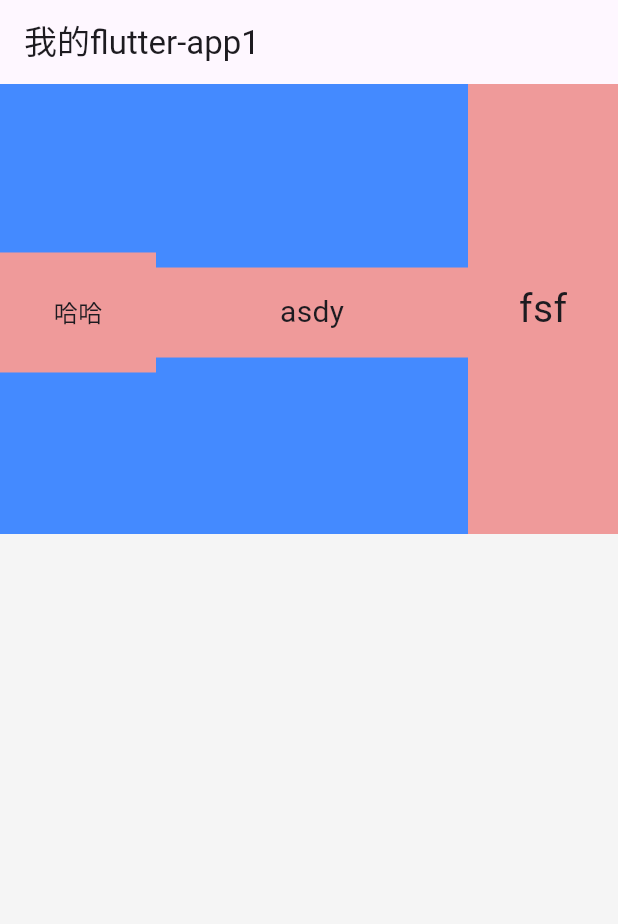
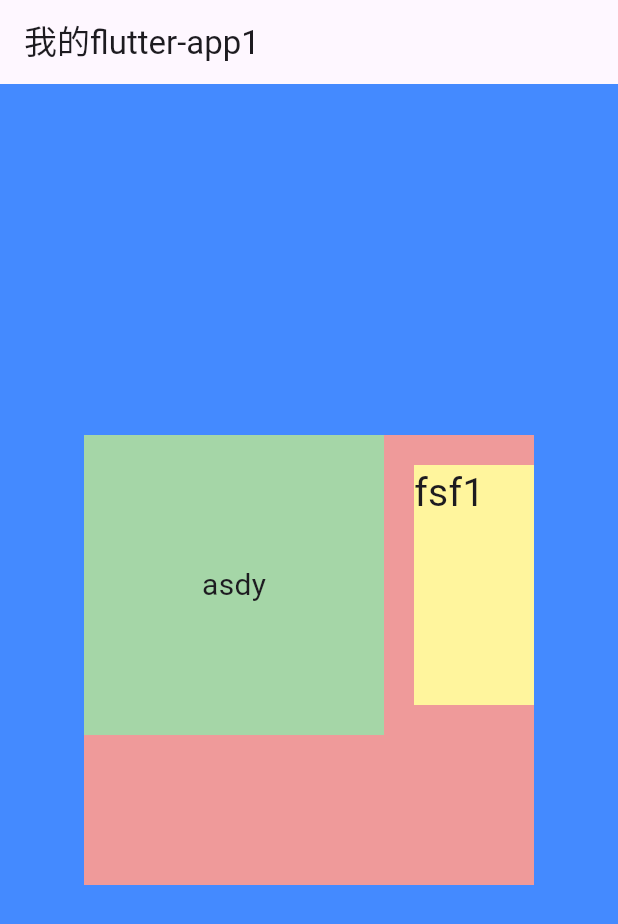
Before and after one commit to wxStart/flutter-dart-zhishi, a Flutter app: the screen it shows after launch, on a phone screen of 412 x 824 dp. Shown: the top 924 px of the screen. Run offline on Flutter 3.47's test engine with Material 3 defaults, Android fonts, the phone set to English and light mode, and no system bars.

Commit message:
fix：stack布局

```diff
--- a/lib/main.dart
+++ b/lib/main.dart
@@ -13,7 +13,7 @@ class App extends StatelessWidget {
         appBar: AppBar(
           title: const Text('我的flutter-app1'),
         ),
-        body: RowDome(),
+        body: StackDome(),
       ),
     );
   }
--- a/lib/often-com/Often.dart
+++ b/lib/often-com/Often.dart
@@ -116,3 +116,56 @@ class RowDome extends StatelessWidget {
     );
   }
 }
+
+class StackDome extends StatelessWidget {
+  const StackDome({super.key});
+
+  @override
+  Widget build(BuildContext context) {
+    return Container(
+      alignment: const Alignment(0, 0),
+      color: Colors.blueAccent[200],
+      child: Stack(
+        // alignment: Alignment.topCenter,
+        children: <Widget>[
+          Container(
+            color: Colors.red[200],
+            height: 300,
+            width: 300,
+            child: const Text(
+              '哈哈',
+              style: TextStyle(fontSize: 16),
+            ),
+          ),
+          Container(
+            alignment: const Alignment(0, 0), //修饰子部件 child相对自己的定位 （-1~1，所以0是中间）
+            color: Colors.green[200],
+            height: 200,
+            width: 200,
+            child: const Text(
+              'asdy',
+              style: TextStyle(fontSize: 20),
+            ),
+          ),
+          Positioned(
+            top: 20,
+            right: 0,
+            child: Container(
+              alignment:
+                  const Alignment(0, 0), //修饰子部件 child相对自己的定位 （-1~1，所以0是中间）
+              color: Colors.yellow[200],
+              height: 160,
+              child: const AspectRatio(
+                aspectRatio: 1 / 2, // 约束了父容器的 宽/高，所以例子的高是160 宽为80
+                child: Text(
+                  'fsf1',
+                  style: TextStyle(fontSize: 26),
+                ),
+              ),
+            ),
+          )
+        ],
+      ),
+    );
+  }
+}
```
Also changed, not shown: 1 other file.
